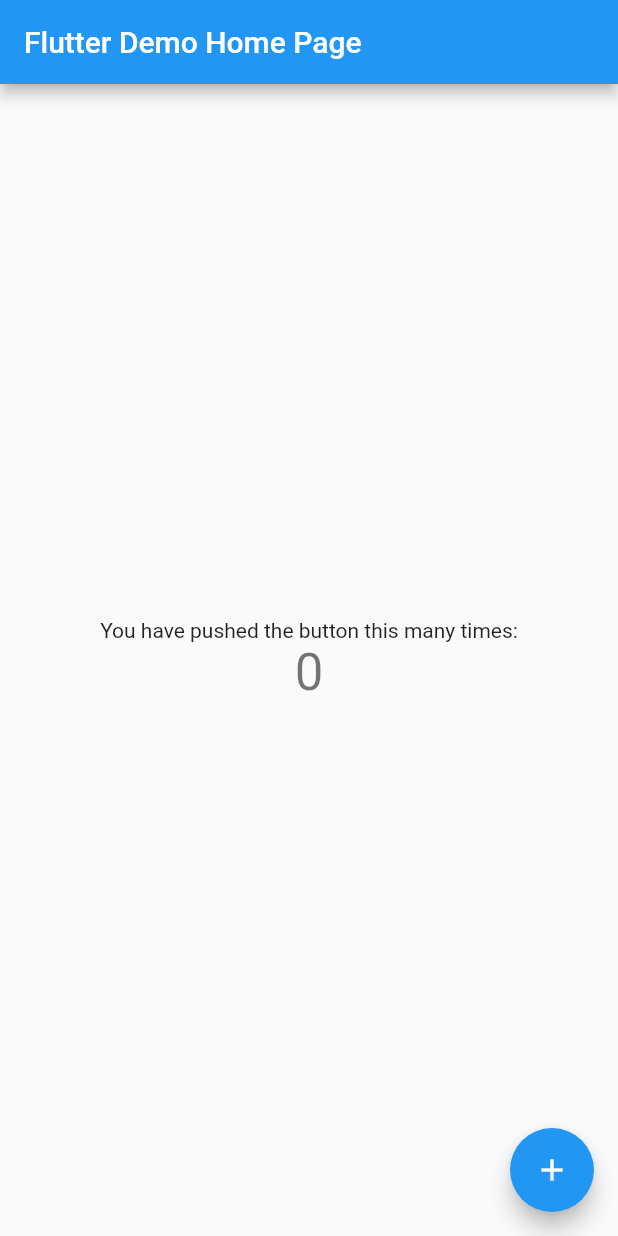
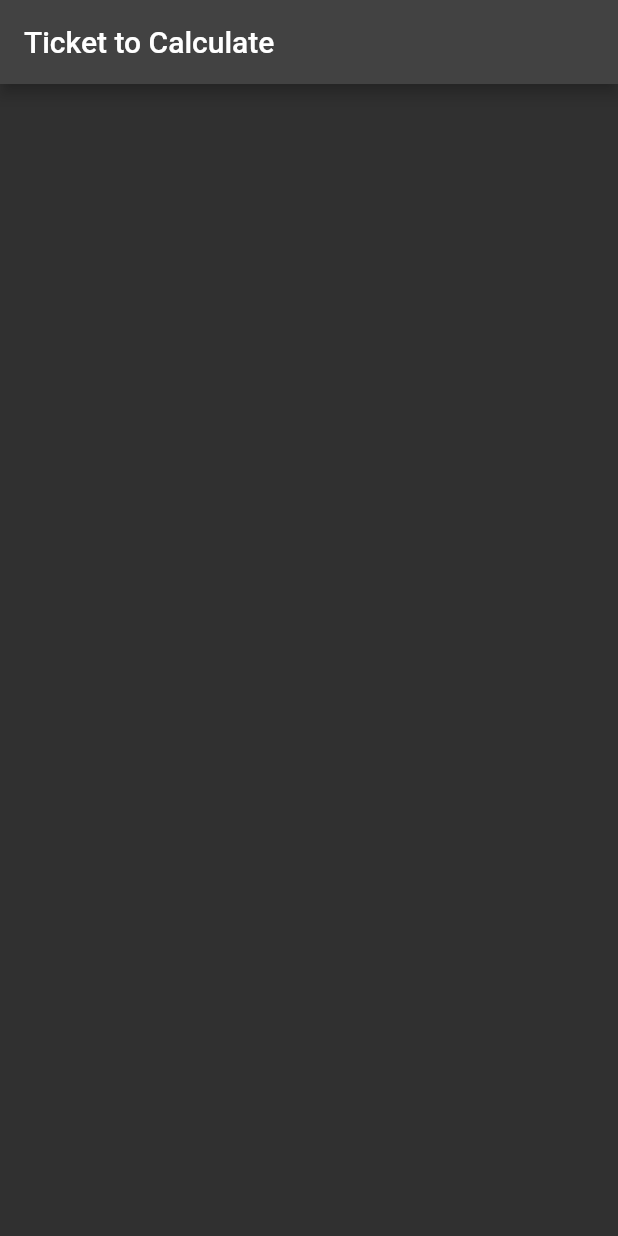
Before and after one commit to othman98shawgan/ticket-to-ride-calculator, a Flutter app: the screen it shows after launch, on a phone screen of 412 x 824 dp. Run offline on Flutter 3.47's test engine with Material 2 defaults, Android fonts, the phone set to English and light mode, and no system bars.

Commit message:
#1 : Remove initial code

```diff
--- a/lib/main.dart
+++ b/lib/main.dart
@@ -7,109 +7,31 @@ void main() {
 class MyApp extends StatelessWidget {
   const MyApp({super.key});
 
-  // This widget is the root of your application.
   @override
   Widget build(BuildContext context) {
     return MaterialApp(
       title: 'Flutter Demo',
-      theme: ThemeData(
-        // This is the theme of your application.
-        //
-        // Try running your application with "flutter run". You'll see the
-        // application has a blue toolbar. Then, without quitting the app, try
-        // changing the primarySwatch below to Colors.green and then invoke
-        // "hot reload" (press "r" in the console where you ran "flutter run",
-        // or simply save your changes to "hot reload" in a Flutter IDE).
-        // Notice that the counter didn't reset back to zero; the application
-        // is not restarted.
-        primarySwatch: Colors.blue,
-      ),
-      home: const MyHomePage(title: 'Flutter Demo Home Page'),
+      theme: ThemeData(brightness: Brightness.dark),
+      home: const MyHomePage(),
     );
   }
 }
 
 class MyHomePage extends StatefulWidget {
-  const MyHomePage({super.key, required this.title});
-
-  // This widget is the home page of your application. It is stateful, meaning
-  // that it has a State object (defined below) that contains fields that affect
-  // how it looks.
-
-  // This class is the configuration for the state. It holds the values (in this
-  // case the title) provided by the parent (in this case the App widget) and
-  // used by the build method of the State. Fields in a Widget subclass are
-  // always marked "final".
-
-  final String title;
+  const MyHomePage({super.key});
 
   @override
   State<MyHomePage> createState() => _MyHomePageState();
 }
 
 class _MyHomePageState extends State<MyHomePage> {
-  int _counter = 0;
-
-  void _incrementCounter() {
-    setState(() {
-      // This call to setState tells the Flutter framework that something has
-      // changed in this State, which causes it to rerun the build method below
-      // so that the display can reflect the updated values. If we changed
-      // _counter without calling setState(), then the build method would not be
-      // called again, and so nothing would appear to happen.
-      _counter++;
-    });
-  }
-
   @override
   Widget build(BuildContext context) {
-    // This method is rerun every time setState is called, for instance as done
-    // by the _incrementCounter method above.
-    //
-    // The Flutter framework has been optimized to make rerunning build methods
-    // fast, so that you can just rebuild anything that needs updating rather
-    // than having to individually change instances of widgets.
     return Scaffold(
       appBar: AppBar(
-        // Here we take the value from the MyHomePage object that was created by
-        // the App.build method, and use it to set our appbar title.
-        title: Text(widget.title),
+        title: const Text('Ticket to Calculate'),
       ),
-      body: Center(
-        // Center is a layout widget. It takes a single child and positions it
-        // in the middle of the parent.
-        child: Column(
-          // Column is also a layout widget. It takes a list of children and
-          // arranges them vertically. By default, it sizes itself to fit its
-          // children horizontally, and tries to be as tall as its parent.
-          //
-          // Invoke "debug painting" (press "p" in the console, choose the
-          // "Toggle Debug Paint" action from the Flutter Inspector in Android
-          // Studio, or the "Toggle Debug Paint" command in Visual Studio Code)
-          // to see the wireframe for each widget.
-          //
-          // Column has various properties to control how it sizes itself and
-          // how it positions its children. Here we use mainAxisAlignment to
-          // center the children vertically; the main axis here is the vertical
-          // axis because Columns are vertical (the cross axis would be
-          // horizontal).
-          mainAxisAlignment: MainAxisAlignment.center,
-          children: <Widget>[
-            const Text(
-              'You have pushed the button this many times:',
-            ),
-            Text(
-              '$_counter',
-              style: Theme.of(context).textTheme.headline4,
-            ),
-          ],
-        ),
-      ),
-      floatingActionButton: FloatingActionButton(
-        onPressed: _incrementCounter,
-        tooltip: 'Increment',
-        child: const Icon(Icons.add),
-      ), // This trailing comma makes auto-formatting nicer for build methods.
+      body: Center(),
     );
   }
 }
```
Also changed, not shown: lib/ui/home_page.dart (added).
